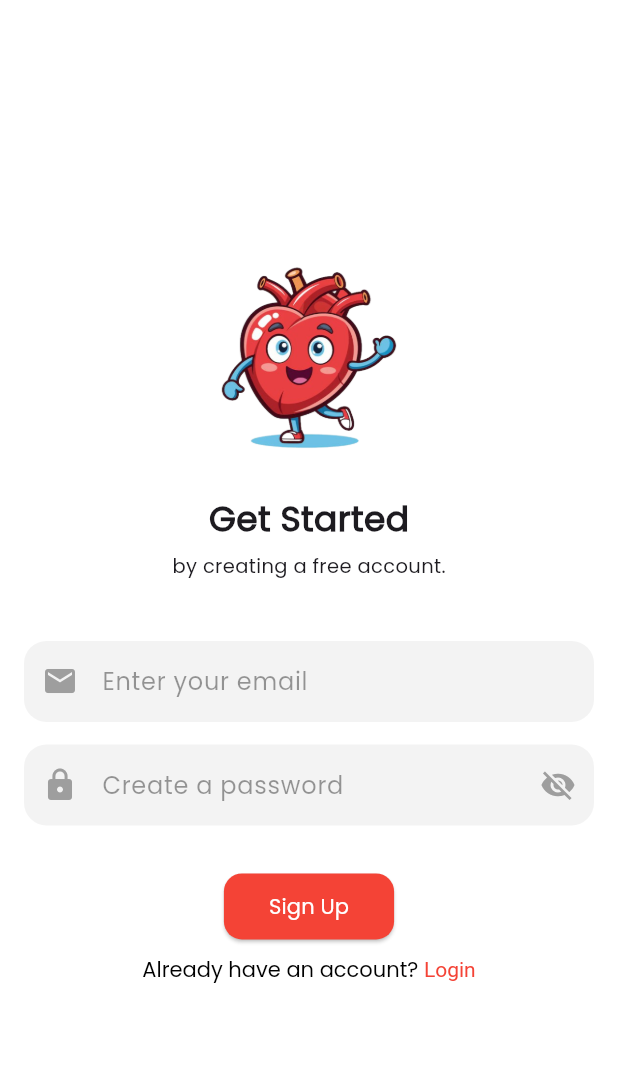
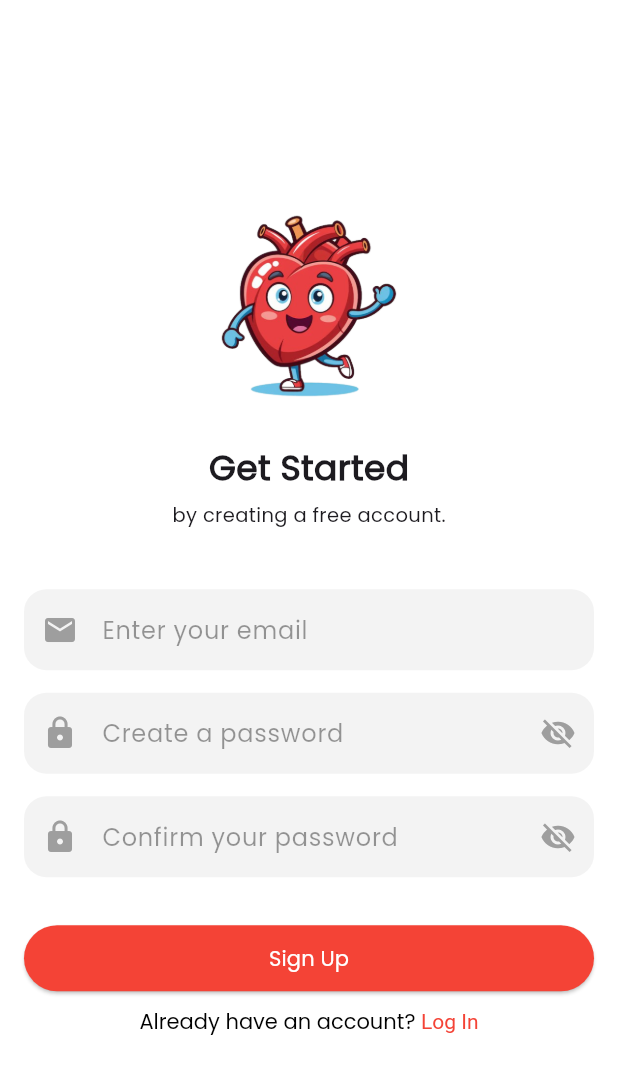
Before and after one commit to yeoh0730/CardioMeal, a Flutter app: the SignUpPage screen opened directly, on a phone screen of 412 x 824 dp. Shown: the top 1074 px of the screen. Run offline on Flutter 3.47's test engine with Material 3 defaults, Android fonts, the phone set to English and light mode, and no system bars; our stand-ins replace cloud_firestore, firebase_auth, firebase_core, fl_chart, percent_indicator; accounts and stored records are empty; network calls fail.

Commit message:
modify login and signup UI

```diff
--- a/lib/LoginPage.dart
+++ b/lib/LoginPage.dart
@@ -59,9 +59,12 @@ class _LoginPageState extends State<LoginPage> {
                 const SizedBox(height: 30),
 
                 // ✅ Reusable Login Button
-                CustomButton(
-                  text: "Login",
-                  onPressed: _signIn,
+                SizedBox(
+                    width: double.infinity,
+                    child: CustomButton(
+                      text: "Log In",
+                      onPressed: _signIn,
+                    )
                 ),
 
                 const SizedBox(height: 8),
--- a/lib/SignUpPage.dart
+++ b/lib/SignUpPage.dart
@@ -12,9 +12,10 @@ class SignUpPage extends StatefulWidget {
 class _SignUpPageState extends State<SignUpPage> {
   final TextEditingController _emailController = TextEditingController();
   final TextEditingController _passwordController = TextEditingController();
-
+  final TextEditingController _confirmPasswordController = TextEditingController();
 
   bool _obscurePassword = true;
+  bool _obscurePassword1 = true;
   bool _isLoading = false;
   String _errorMessage = '';
 
@@ -22,10 +23,18 @@ class _SignUpPageState extends State<SignUpPage> {
   void _goToQuestionnaire() {
     final email = _emailController.text.trim();
     final password = _passwordController.text.trim();
+    final confirmPassword = _confirmPasswordController.text.trim();
 
     if (email.isEmpty || password.isEmpty) {
       setState(() {
         _errorMessage = "Please enter an email and password.";
+      });
+      return;
+    }
+
+    if (password != confirmPassword) {
+      setState(() {
+        _errorMessage = "Passwords do not match.";
       });
       return;
     }
@@ -110,14 +119,50 @@ class _SignUpPageState extends State<SignUpPage> {
                     ),
                   ),
                 ),
+                const SizedBox(height: 15),
+
+                // Confirm Password TextField
+                Container(
+                  decoration: BoxDecoration(
+                    color: const Color.fromRGBO(196, 196, 196, 0.2),
+                    borderRadius: BorderRadius.circular(15),
+                  ),
+                  child: TextField(
+                    controller: _confirmPasswordController,
+                    obscureText: _obscurePassword1,
+                    decoration: InputDecoration(
+                      hintText: "Confirm your password",
+                      hintStyle: TextStyle(
+                          color: Colors.black.withAlpha((0.4 * 255).toInt())),
+                      prefixIcon: const Icon(Icons.lock, color: Colors.grey),
+                      suffixIcon: IconButton(
+                        icon: Icon(
+                          _obscurePassword1 ? Icons.visibility_off : Icons.visibility,
+                          color: Colors.grey,
+                        ),
+                        onPressed: () {
+                          setState(() {
+                            _obscurePassword1 = !_obscurePassword1;
+                          });
+                        },
+                      ),
+                      border: InputBorder.none,
+                      contentPadding: const EdgeInsets.symmetric(
+                          vertical: 15, horizontal: 20),
+                    ),
+                  ),
+                ),
                 const SizedBox(height: 30),
 
                 _isLoading
                     ? const CircularProgressIndicator()
-                    : CustomButton(
-                  text: "Sign Up",
-                  onPressed: _goToQuestionnaire,
-                ),
+                    : SizedBox(
+                    width: double.infinity,
+                    child: CustomButton(
+                      text: "Sign Up",
+                      onPressed: _goToQuestionnaire,
+                    )
+                  ),
                 const SizedBox(height: 8),
 
                 RichText(
@@ -128,7 +173,7 @@ class _SignUpPageState extends State<SignUpPage> {
                         style: TextStyle(color: Colors.black, fontFamily: 'Poppins'),
                       ),
                       TextSpan(
-                        text: "Login",
+                        text: "Log In",
                         style: const TextStyle(
                           color: Colors.red,
                         ),
--- a/lib/models/custom_button.dart
+++ b/lib/models/custom_button.dart
@@ -22,7 +22,7 @@ class CustomButton extends StatelessWidget {
         foregroundColor: textColor, // Text color
         padding: const EdgeInsets.symmetric(horizontal: 30, vertical: 12), // Button size
         shape: RoundedRectangleBorder(
-          borderRadius: BorderRadius.circular(12), // **Reduce this for squarer edges**
+          borderRadius: BorderRadius.circular(25), // **Reduce this for squarer edges**
         ),
       ),
       child: Text(text, style: TextStyle(color: textColor)),
```
